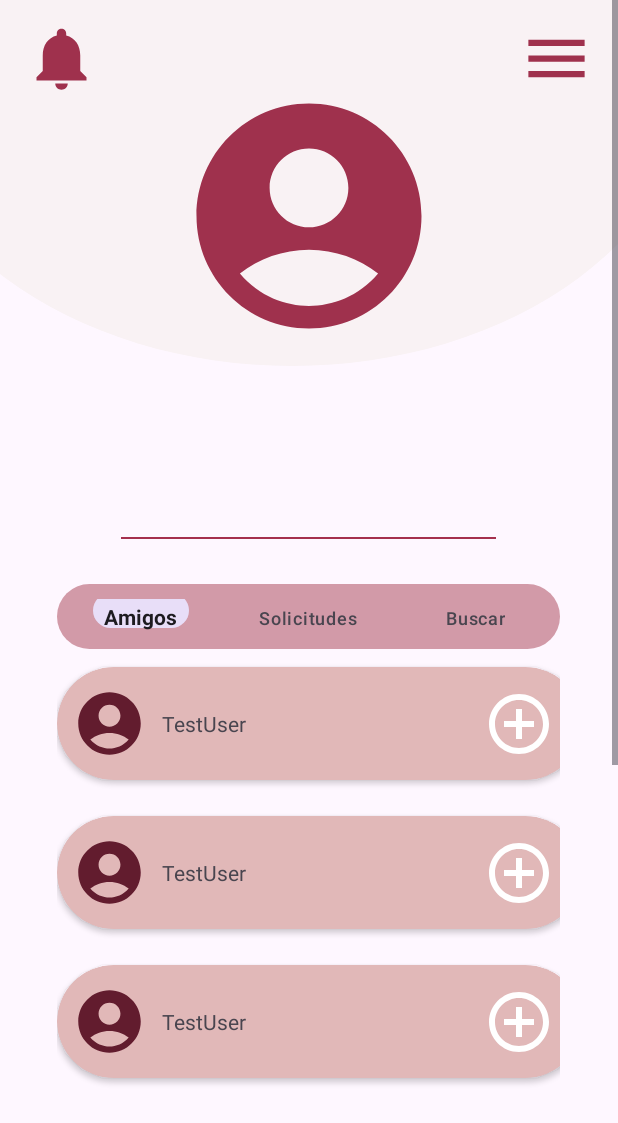
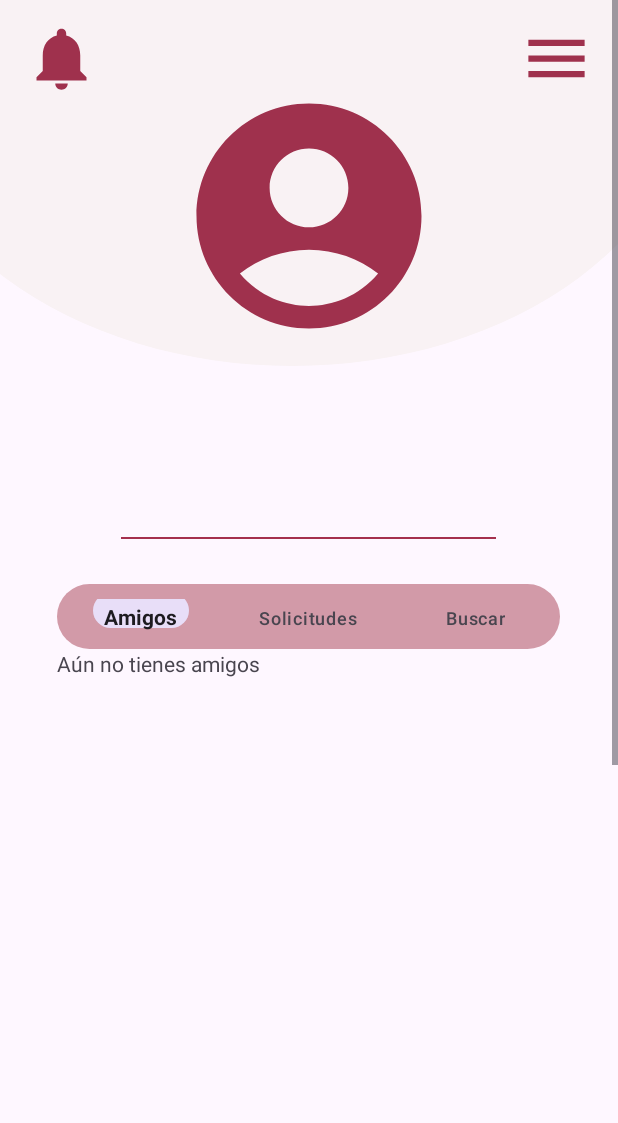
Before and after one commit to flyeers/TFG, an Android app: the AmigosFragment screen opened directly, with no data from a screen before it, on a phone screen of 412 x 824 dp. Shown: the top 1123 px of the screen. Run offline under Robolectric (Android 15) with nearby library versions, the phone set to English and light mode, and no system bars; our stand-ins replace Firebase (no records; nobody signed in at launch, a user with empty details on screens opened directly).

Commit message:
Y hay amigos y colaboradores, no puedo más

```diff
--- a/BoxIt/app/src/main/java/es/ucm/fdi/boxit/presentacion/AmigosFragment.java
+++ b/BoxIt/app/src/main/java/es/ucm/fdi/boxit/presentacion/AmigosFragment.java
@@ -42,16 +42,13 @@ public class AmigosFragment extends Fragment {
 
         amigos = new ArrayList<>();
 
-        /*saUser.getAmigos(currentUser.getEmail(), new Callbacks() {
+        saUser.getAmigos(currentUser.getEmail(), new Callbacks() {
             @Override
             public void onCallbackUsers(ArrayList<UserInfo> users) {
                 amigos = users;
-            }
-        });
-
-        text_amigo = view.findViewById(R.id.text_amigos);
 
                 if(!amigos.isEmpty()){
+                    text_amigo = view.findViewById(R.id.text_amigos);
                     text_amigo.setVisibility(View.GONE);
 
                     adapter = new AmigosAdapter();
@@ -60,28 +57,9 @@ public class AmigosFragment extends Fragment {
                     recyclerView.setAdapter(adapter);
                     LinearLayoutManager layoutManager = new LinearLayoutManager(getContext());
                     recyclerView.setLayoutManager(layoutManager);
-        }*/
-
-        UserInfo user = new UserInfo();
-        user.setCorreo("prueba@ucm.es");
-        user.setNombreUsuario("TestUser");
-        amigos.add(user);
-        amigos.add(user);
-        amigos.add(user);
-        adapter = new AmigosAdapter();
-        adapter.setUsersData(amigos, 1);
-        RecyclerView recyclerView  = view.findViewById(R.id.recycler_view_amigos);
-        recyclerView.setAdapter(adapter);
-        LinearLayoutManager layoutManager = new LinearLayoutManager(getContext());
-        recyclerView.setLayoutManager(layoutManager);
-
-        text_amigo = view.findViewById(R.id.text_amigos);
-
-        if(!amigos.isEmpty()){
-            text_amigo.setVisibility(View.GONE);
-
-
                 }
+            }
+        });
 
         return view;
     }
--- a/BoxIt/app/src/main/res/layout/fragment_amigos.xml
+++ b/BoxIt/app/src/main/res/layout/fragment_amigos.xml
@@ -20,7 +20,7 @@
                 android:id="@+id/text_amigos"
                 android:layout_width="match_parent"
                 android:layout_height="wrap_content"
-                android:text="NO AMIGOS" />
+                android:text="@string/noAmigos" />
 
             <androidx.recyclerview.widget.RecyclerView
                 android:id="@+id/recycler_view_amigos"
--- a/BoxIt/app/src/main/res/layout/fragment_amigos_buscar.xml
+++ b/BoxIt/app/src/main/res/layout/fragment_amigos_buscar.xml
@@ -29,7 +29,7 @@
                 android:id="@+id/text_buscar"
                 android:layout_width="match_parent"
                 android:layout_height="wrap_content"
-                android:text="NO RESULTADOS" />
+                android:text="@string/errCrearCaja" />
 
             <androidx.recyclerview.widget.RecyclerView
                 android:id="@+id/recycler_view_buscar_amigos"
--- a/BoxIt/app/src/main/res/layout/fragment_amigos_solicitudes.xml
+++ b/BoxIt/app/src/main/res/layout/fragment_amigos_solicitudes.xml
@@ -20,7 +20,7 @@
                 android:id="@+id/text_amigos"
                 android:layout_width="match_parent"
                 android:layout_height="wrap_content"
-                android:text="NO AMIGOS" />
+                android:text="@string/noSolicitudes" />
 
             <androidx.recyclerview.widget.RecyclerView
                 android:id="@+id/recycler_view_solicitudes"
--- a/BoxIt/app/src/main/res/values/strings.xml
+++ b/BoxIt/app/src/main/res/values/strings.xml
@@ -65,6 +65,9 @@
     <string name="amigos">Amigos</string>
     <string name="solicitudesAmistad">Solicitudes</string>
     <string name="buscarAmigos">Buscar</string>
+    <string name="noAmigos">Aún no tienes amigos</string>
+    <string name="noSolicitudes">No tienes solicitudes</string>
+    <string name="noBusqueda">No se han encontrado resultados</string>
 
     <!--Elementos-->
     <string name="camara">Camara</string>
```
Also changed, not shown: BoxIt/app/src/main/java/es/ucm/fdi/boxit/integracion/DAOBox.java (+20 -2 lines), BoxIt/app/src/main/java/es/ucm/fdi/boxit/presentacion/AmigosSolicitudesFragment.java (+3 -6 lines), BoxIt/app/src/main/java/es/ucm/fdi/boxit/presentacion/CrearCajaForm.java (+57 -24 lines), BoxIt/app/src/main/java/es/ucm/fdi/boxit/presentacion/UsersAdapter.java (+11 -3 lines), BoxIt/app/src/main/res/layout/collaborators_view.xml (+4 -3 lines), 1 other file. Lines whose indentation alone changed are shown as unchanged.
